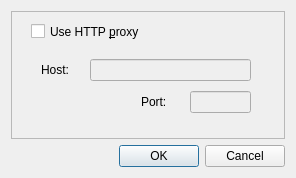
ayoy/qtwitter, file settings.ui: the form before one commit.
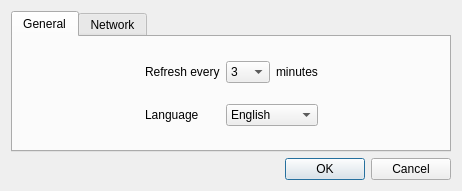
The form after the commit.

Commit message: Added localisation for polish, catalan and spanish. Added General tab in Settings Dialog (functionality not implemented yet)

```diff
--- a/settings.ui
+++ b/settings.ui
@@ -5,8 +5,8 @@
    <rect>
     <x>0</x>
     <y>0</y>
-    <width>296</width>
-    <height>178</height>
+    <width>462</width>
+    <height>191</height>
    </rect>
   </property>
   <property name="sizePolicy" >
@@ -19,94 +19,7 @@
    <string>Settings</string>
   </property>
   <layout class="QGridLayout" name="gridLayout" >
-   <item row="0" column="0" >
-    <widget class="QFrame" name="frame" >
-     <property name="frameShape" >
-      <enum>QFrame::StyledPanel</enum>
-     </property>
-     <property name="frameShadow" >
-      <enum>QFrame::Raised</enum>
-     </property>
-     <widget class="QLineEdit" name="hostEdit" >
-      <property name="enabled" >
-       <bool>false</bool>
-      </property>
-      <property name="geometry" >
-       <rect>
-        <x>79</x>
-        <y>48</y>
-        <width>161</width>
-        <height>22</height>
-       </rect>
-      </property>
-      <property name="text" >
-       <string/>
-      </property>
-     </widget>
-     <widget class="QLineEdit" name="portEdit" >
-      <property name="enabled" >
-       <bool>false</bool>
-      </property>
-      <property name="geometry" >
-       <rect>
-        <x>179</x>
-        <y>80</y>
-        <width>61</width>
-        <height>22</height>
-       </rect>
-      </property>
-      <property name="sizePolicy" >
-       <sizepolicy vsizetype="Fixed" hsizetype="Fixed" >
-        <horstretch>0</horstretch>
-        <verstretch>0</verstretch>
-       </sizepolicy>
-      </property>
-      <property name="text" >
-       <string/>
-      </property>
-     </widget>
-     <widget class="QLabel" name="hostLabel" >
-      <property name="geometry" >
-       <rect>
-        <x>30</x>
-        <y>48</y>
-        <width>41</width>
-        <height>22</height>
-       </rect>
-      </property>
-      <property name="text" >
-       <string>Host:</string>
-      </property>
-     </widget>
-     <widget class="QLabel" name="portLabel" >
-      <property name="geometry" >
-       <rect>
-        <x>130</x>
-        <y>80</y>
-        <width>29</width>
-        <height>22</height>
-       </rect>
-      </property>
-      <property name="text" >
-       <string>Port:</string>
-      </property>
-     </widget>
-     <widget class="QCheckBox" name="proxyBox" >
-      <property name="geometry" >
-       <rect>
-        <x>20</x>
-        <y>10</y>
-        <width>131</width>
-        <height>21</height>
-       </rect>
-      </property>
-      <property name="text" >
-       <string>Use HTTP &amp;proxy</string>
-      </property>
-     </widget>
-    </widget>
-   </item>
-   <item row="1" column="0" >
+   <item row="2" column="0" >
     <widget class="QDialogButtonBox" name="buttonBox" >
      <property name="orientation" >
       <enum>Qt::Horizontal</enum>
@@ -116,6 +29,249 @@
      </property>
     </widget>
    </item>
+   <item row="0" column="0" >
+    <widget class="QTabWidget" name="tabs" >
+     <property name="currentIndex" >
+      <number>0</number>
+     </property>
+     <property name="usesScrollButtons" >
+      <bool>true</bool>
+     </property>
+     <widget class="QWidget" name="general" >
+      <property name="geometry" >
+       <rect>
+        <x>0</x>
+        <y>0</y>
+        <width>432</width>
+        <height>112</height>
+       </rect>
+      </property>
+      <attribute name="title" >
+       <string>General</string>
+      </attribute>
+      <layout class="QHBoxLayout" name="horizontalLayout" >
+       <item>
+        <spacer name="horizontalSpacer" >
+         <property name="orientation" >
+          <enum>Qt::Horizontal</enum>
+         </property>
+         <property name="sizeHint" stdset="0" >
+          <size>
+           <width>44</width>
+           <height>20</height>
+          </size>
+         </property>
+        </spacer>
+       </item>
+       <item>
+        <layout class="QGridLayout" name="gridLayout_3" >
+         <item row="0" column="0" >
+          <widget class="QLabel" name="label" >
+           <property name="text" >
+            <string>Refresh every</string>
+           </property>
+          </widget>
+         </item>
+         <item row="0" column="1" >
+          <widget class="QComboBox" name="refreshCombo" >
+           <item>
+            <property name="text" >
+             <string>3</string>
+            </property>
+           </item>
+           <item>
+            <property name="text" >
+             <string>5</string>
+            </property>
+           </item>
+           <item>
+            <property name="text" >
+             <string>10</string>
+            </property>
+           </item>
+           <item>
+            <property name="text" >
+             <string>15</string>
+            </property>
+           </item>
+           <item>
+            <property name="text" >
+             <string>30</string>
+            </property>
+           </item>
+           <item>
+            <property name="text" >
+             <string>45</string>
+            </property>
+           </item>
+           <item>
+            <property name="text" >
+             <string>60</string>
+            </property>
+           </item>
+          </widget>
+         </item>
+         <item row="0" column="2" >
+          <widget class="QLabel" name="label_2" >
+           <property name="text" >
+            <string>minutes</string>
+           </property>
+          </widget>
+         </item>
+         <item row="1" column="0" >
+          <widget class="QLabel" name="label_3" >
+           <property name="text" >
+            <string>Language</string>
+           </property>
+          </widget>
+         </item>
+         <item row="1" column="1" colspan="2" >
+          <widget class="QComboBox" name="comboBox" >
+           <property name="currentIndex" >
+            <number>1</number>
+           </property>
+           <item>
+            <property name="text" >
+             <string>Català</string>
+            </property>
+           </item>
+           <item>
+            <property name="text" >
+             <string>English</string>
+            </property>
+           </item>
+           <item>
+            <property name="text" >
+             <string>Español</string>
+            </property>
+           </item>
+           <item>
+            <property name="text" >
+             <string>Polski</string>
+            </property>
+           </item>
+          </widget>
+         </item>
+        </layout>
+       </item>
+       <item>
+        <spacer name="horizontalSpacer_2" >
+         <property name="orientation" >
+          <enum>Qt::Horizontal</enum>
+         </property>
+         <property name="sizeHint" stdset="0" >
+          <size>
+           <width>44</width>
+           <height>20</height>
+          </size>
+         </property>
+        </spacer>
+       </item>
+      </layout>
+     </widget>
+     <widget class="QWidget" name="network" >
+      <property name="geometry" >
+       <rect>
+        <x>0</x>
+        <y>0</y>
+        <width>432</width>
+        <height>112</height>
+       </rect>
+      </property>
+      <attribute name="title" >
+       <string>Network</string>
+      </attribute>
+      <layout class="QGridLayout" name="gridLayout_2" >
+       <item row="0" column="0" colspan="3" >
+        <widget class="QCheckBox" name="proxyBox" >
+         <property name="text" >
+          <string>Use HTTP &amp;proxy</string>
+         </property>
+        </widget>
+       </item>
+       <item row="0" column="4" >
+        <spacer name="horizontalSpacer_3" >
+         <property name="orientation" >
+          <enum>Qt::Horizontal</enum>
+         </property>
+         <property name="sizeHint" stdset="0" >
+          <size>
+           <width>107</width>
+           <height>20</height>
+          </size>
+         </property>
+        </spacer>
+       </item>
+       <item row="1" column="0" >
+        <spacer name="horizontalSpacer_5" >
+         <property name="orientation" >
+          <enum>Qt::Horizontal</enum>
+         </property>
+         <property name="sizeHint" stdset="0" >
+          <size>
+           <width>40</width>
+           <height>20</height>
+          </size>
+         </property>
+        </spacer>
+       </item>
+       <item row="1" column="1" >
+        <widget class="QLabel" name="hostLabel" >
+         <property name="text" >
+          <string>Host:</string>
+         </property>
+        </widget>
+       </item>
+       <item row="1" column="2" colspan="3" >
+        <widget class="QLineEdit" name="hostEdit" >
+         <property name="enabled" >
+          <bool>false</bool>
+         </property>
+         <property name="text" >
+          <string/>
+         </property>
+        </widget>
+       </item>
+       <item row="2" column="2" >
+        <spacer name="horizontalSpacer_4" >
+         <property name="orientation" >
+          <enum>Qt::Horizontal</enum>
+         </property>
+         <property name="sizeHint" stdset="0" >
+          <size>
+           <width>40</width>
+           <height>20</height>
+          </size>
+         </property>
+        </spacer>
+       </item>
+       <item row="2" column="3" >
+        <widget class="QLabel" name="portLabel" >
+         <property name="text" >
+          <string>Port:</string>
+         </property>
+        </widget>
+       </item>
+       <item row="2" column="4" >
+        <widget class="QLineEdit" name="portEdit" >
+         <property name="enabled" >
+          <bool>false</bool>
+         </property>
+         <property name="sizePolicy" >
+          <sizepolicy vsizetype="Fixed" hsizetype="Fixed" >
+           <horstretch>0</horstretch>
+           <verstretch>0</verstretch>
+          </sizepolicy>
+         </property>
+         <property name="text" >
+          <string/>
+         </property>
+        </widget>
+       </item>
+      </layout>
+     </widget>
+    </widget>
+   </item>
   </layout>
  </widget>
  <resources/>
```
Left out of the diff: 28 changed lines with no effect on the pictures. The commit also changes 4 other files.
